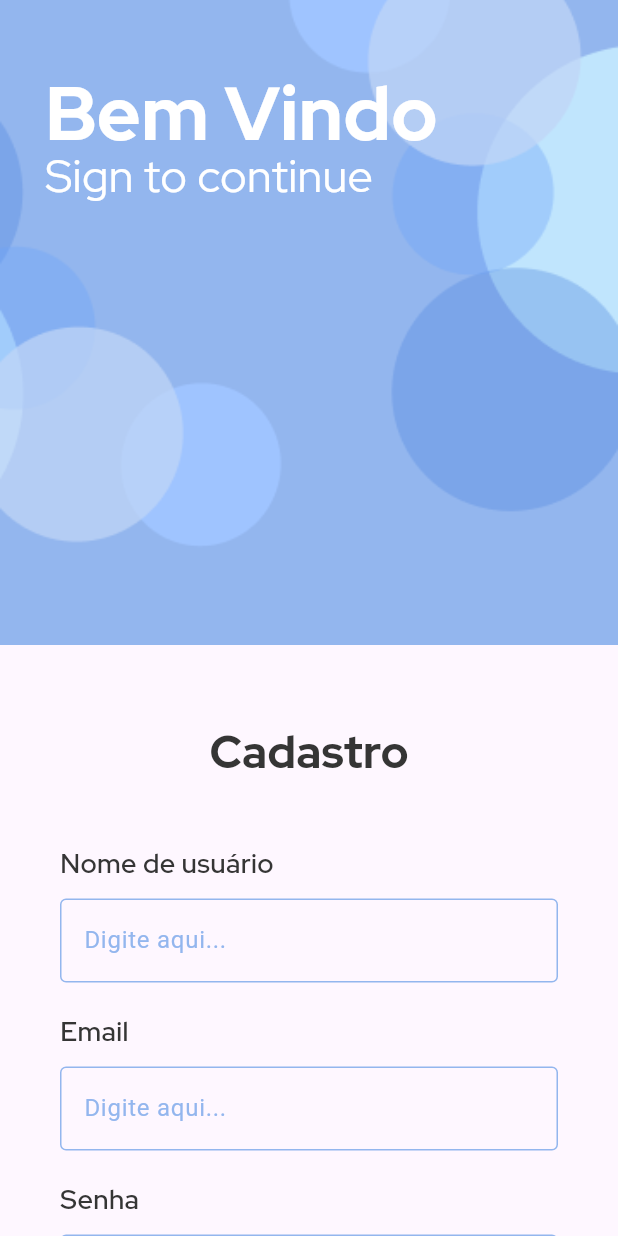
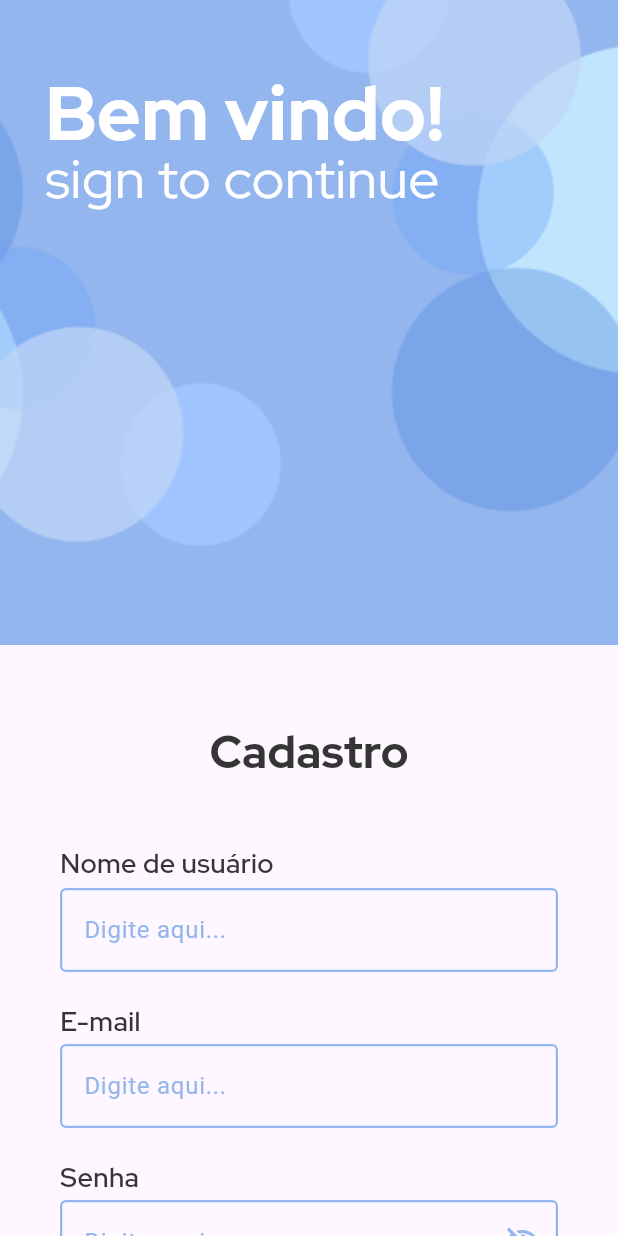
Before and after one commit to CatlopersTCC/AppHealthTreats, a Flutter app: the screen it shows after launch, on a phone screen of 412 x 824 dp. Run offline on Flutter 3.47's test engine with Material 3 defaults, Android fonts, the phone set to English and light mode, and no system bars.

Commit message:
Alterando estilos da tela login e cadastro

```diff
--- a/health_treats/lib/cadastro.dart
+++ b/health_treats/lib/cadastro.dart
@@ -12,6 +12,7 @@ class TelaCadastro extends StatefulWidget {
 }
 
 class _TelaCadastroState extends State<TelaCadastro> {
+    bool _obscureText = true; // Controla a visibilidade da senha
   final _formKey = GlobalKey<FormState>();  // Chave para o formulário
 
   @override
@@ -26,6 +27,7 @@ class _TelaCadastroState extends State<TelaCadastro> {
             children: <Widget>[ // Indica que widgets serão criados
               Stack( //Foi utilizado para possibilitar a sobreposição do texto sobre a imagem
                 children: <Widget>[
+
                   // Chamando a imagem
                   Image.asset(
                     // Caminho da imagem
@@ -51,7 +53,7 @@ class _TelaCadastroState extends State<TelaCadastro> {
                       children: <Widget>[
                         Text(
                           // Criando o texto que irá se sobrepor a imagem
-                          'Bem Vindo',
+                          'Bem vindo!',
                           //Estilizando o texto
                           style: TextStyle(
                             fontSize: 50.0,
@@ -64,9 +66,9 @@ class _TelaCadastroState extends State<TelaCadastro> {
                         ),
 
                         Text(
-                          'Sign to continue',
+                          'sign to continue',
                           style: TextStyle(
-                            fontSize: 30.0,
+                            fontSize: 37.0,
                             fontFamily: 'RedHatDisplay',
                             fontWeight: FontWeight.normal,
                             color: Colors.white,
@@ -118,7 +120,7 @@ class _TelaCadastroState extends State<TelaCadastro> {
                         ),
                       ),
 
-                      const SizedBox(height: 10.0),
+                      const SizedBox(height: 3.0),
 
                       // Comando utilizado para a criação de um campo de um formulário de Login
                       TextFormField(
@@ -136,12 +138,18 @@ class _TelaCadastroState extends State<TelaCadastro> {
                           // Definido o estilo da borda da caixa de entrada de dados quando não focado
                           enabledBorder: const OutlineInputBorder(
                             // Cor da borda quando não está focado
-                            borderSide: BorderSide(color: Color(0xff93B6EE)),
+                            borderSide: BorderSide(
+                              color: Color(0xff93B6EE),
+                              width: 1.5,
+                            ),
                           ),
                           // Definido o estilo da borda da caixa de entrada de dado quando focada
                           focusedBorder: const OutlineInputBorder(
                             // Cor da borda quando está focado
-                            borderSide: BorderSide(color: Color(0xff93B6EE)),
+                            borderSide: BorderSide(
+                              color: Color(0xff93B6EE),
+                              width: 1.5
+                            ),
                           ),
                           // Estilizando a borda da caixa de entrada de dados em geral
                           border: OutlineInputBorder(
@@ -152,7 +160,8 @@ class _TelaCadastroState extends State<TelaCadastro> {
                           errorBorder:  const OutlineInputBorder(
                             borderSide: BorderSide(
                               // Alterando a cor do erro para azul
-                              color: Color(0xff93B6EE),
+                              color: Color.fromARGB(255, 27, 115, 255),
+                              width: 1.5,
                             ),
                           ),
                           // Estilizando a caixa de entrada quando dá erro -> focado
@@ -160,6 +169,7 @@ class _TelaCadastroState extends State<TelaCadastro> {
                             borderSide: BorderSide(
                               // Alterando a cor do erro para azul
                               color: Color(0xff93B6EE),
+                              width: 1.5,
                             ),
                           ),
                         ),
@@ -167,7 +177,7 @@ class _TelaCadastroState extends State<TelaCadastro> {
                         validator: (value) {
                           // Condicional para a validação
                           if (value == null || value.isEmpty) {
-                            return 'Por favor insira um Nome';
+                            return 'Por favor, insira seu nome.';
                           }
                           return null;
                         },
@@ -176,7 +186,7 @@ class _TelaCadastroState extends State<TelaCadastro> {
                       const SizedBox(height: 20.0),
 
                       const Text(
-                        'Email',
+                        'E-mail',
                         style: TextStyle(
                           fontSize: 18.0,
                           fontFamily: 'RedHatDisplay',
@@ -184,7 +194,8 @@ class _TelaCadastroState extends State<TelaCadastro> {
                           color: Color(0XFF353535),
                         ),
                       ),
-                      const SizedBox(height: 10.0),
+                      const SizedBox(height: 2.0),
+
                       TextFormField(
                         keyboardType: TextInputType.emailAddress,
                         inputFormatters: <TextInputFormatter>[
@@ -196,23 +207,31 @@ class _TelaCadastroState extends State<TelaCadastro> {
                             color: Color(0xff93B6EE),
                           ),
                           enabledBorder: const OutlineInputBorder(
-                            borderSide: BorderSide(color: Color(0xff93B6EE)),
+                            borderSide: BorderSide(
+                              color: Color(0xff93B6EE),
+                              width: 1.5,
+                            ),
                           ),
                           focusedBorder: const OutlineInputBorder(
-                            borderSide: BorderSide(color: Color(0xff93B6EE)),
+                            borderSide: BorderSide(
+                              color: Color(0xff93B6EE),
+                              width: 1.5,
+                            ),
                           ),
                           border: OutlineInputBorder(
                             borderRadius: BorderRadius.circular(30.0),
                           ),
                           errorBorder: const OutlineInputBorder(
                             borderSide: BorderSide(
-                              color: Color(0xff93B6EE),  // Alterar a cor do erro para azul
+                              color: Color.fromARGB(255, 27, 115, 255),  // Alterar a cor do erro para azul
+                              width: 1.5,
                             ),
                           ),
                           // Borda de erro quando o campo está focado
                           focusedErrorBorder: const OutlineInputBorder(
                             borderSide: BorderSide(
                               color: Color(0xff93B6EE),  // Outra cor para quando o campo está focado
+                              width: 1.5,
                             ),
                           ),
                         ),
@@ -220,9 +239,9 @@ class _TelaCadastroState extends State<TelaCadastro> {
                           RegExp emailRegex = RegExp(
                             r'^[a-zA-Z0-9._%+-]+@[a-zA-Z0-9.-]+\.[a-zA-Z]{2,}$');
                           if (value == null || value.isEmpty) {
-                            return 'Por favor insira um email válido';
+                            return 'Por favor, insira um email.';
                           } else if (!emailRegex.hasMatch(value)) {
-                            return 'Email inválido';
+                            return 'Email inválido.';
                           }
                           return null;
                         },
@@ -239,49 +258,68 @@ class _TelaCadastroState extends State<TelaCadastro> {
                           color: Color(0XFF353535),
                         ),
                       ),
-                      const SizedBox(height: 10.0),
-                      TextFormField(
-                        keyboardType: TextInputType.text,
-                        inputFormatters: <TextInputFormatter>[
-                          FilteringTextInputFormatter.singleLineFormatter
-                        ],
-                        decoration: InputDecoration(
-                          labelText: 'Digite aqui...',
+
+                      const SizedBox(height: 2.0),
+
+                      TextFormField( // Comando utilizado para a criação de um campo de um formulário de senha
+                        obscureText: _obscureText, // Ocultar ou exibir o texto da senha
+                        decoration: InputDecoration( // Decoração da caixa de entrada de dados
+                          labelText: 'Digite aqui...', // Texto a ser exibido
                           labelStyle: const TextStyle(
+                            color: Color(0xff93B6EE), // Cor do texto que ficará na label
+                          ),
+                          enabledBorder: const OutlineInputBorder( // Definido o estilo da borda da caixa de entrada de dados quando não focado
+                            borderSide: BorderSide(
                               color: Color(0xff93B6EE),
+                              width: 1.5
+                            ), // Cor da borda quando não está focado
                           ),
-                          enabledBorder: const OutlineInputBorder(
-                            borderSide: BorderSide(color: Color(0xff93B6EE)),
+                          focusedBorder: const OutlineInputBorder( // Definido o estilo da borda da caixa de entrada de dado quando focada
+                            borderSide: BorderSide(
+                              color:  Color(0xff93B6EE),
+                              width: 1.5
+                            ), // Cor da borda quando está focado
                           ),
-                          focusedBorder: const OutlineInputBorder(
-                            borderSide: BorderSide(color: Color(0xff93B6EE)),
-                          ),
-                          border: OutlineInputBorder(
-                            borderRadius: BorderRadius.circular(30.0),
+                          border: OutlineInputBorder( // Estilizando a borda da caixa de entrada de dados em geral
+                            borderRadius: BorderRadius.circular(80.0), // Arredondamento das bordas
                           ),
                            errorBorder: const OutlineInputBorder(
+
                             borderSide: BorderSide(
-                              color: Color(0xff93B6EE),  // Alterar a cor do erro para azul
+                              color: Color.fromARGB(255, 27, 115, 255),  // Alterar a cor do erro para azul
+                              width: 1.5,
                             ),
                           ),
                           // Borda de erro quando o campo está focado
                           focusedErrorBorder: const OutlineInputBorder(
                             borderSide: BorderSide(
                               color: Color(0xff93B6EE),  // Outra cor para quando o campo está focado
+                              width: 1.5,
                             ),
                           ),
+                          suffixIcon: IconButton( // Ícone para ocultar ou mostrar a senha
+                            icon: Icon(
+                              _obscureText ? Icons.visibility_off_outlined : Icons.visibility_outlined, // Mudar ícone de acordo com o estado
+                              color: const Color(0xFF93B6EE),
                             ),
-                        validator: (value) {
+                            onPressed: () {
+                              setState(() {
+                                _obscureText = !_obscureText; // Alterar visibilidade ao clicar no ícone
+                              });
+                            },
+                          ),
+                        ),
+                        validator: (value) { // Validação do campo de senha
                           if (value == null || value.isEmpty) {
-                            return 'Por favor insira uma senha';
-                          } else if(value.length < 6){
-                            return 'A senha deve ter pelo menos 6 caracteres';
+                            return 'Por favor, insira uma senha.';
+                          } else if (value.length < 6) {
+                            return 'A senha deve ter pelo menos 6 caracteres.';
                           }
                           return null;
                         },
                       ),
 
-                      const SizedBox(height: 20.0),
+                      const SizedBox(height: 25.0),
 
                       // Definição de um espaço que servirá como botão
                       SizedBox(
@@ -315,16 +353,32 @@ class _TelaCadastroState extends State<TelaCadastro> {
                             style: TextStyle(
                               fontSize: 18.0,
                               fontFamily: 'RedHatDisplay',
-                              fontWeight: FontWeight.bold,
+                              fontWeight: FontWeight.normal,
                               color: Colors.white,
                             ),
                           ),
                         ),
                       ),
 
-                      const SizedBox(height: 30.0),
+                      const SizedBox(height: 50.0),
 
-                      // Comando para a definição de alinhamento -- UTILIZADO PARA A PARTE DO "Já tenho uma conta"
+                      Row(
+                        mainAxisAlignment: MainAxisAlignment.spaceBetween, // Distribui os elementos para as extremidades
+                        children: <Widget>[
+                          GestureDetector( // Captação de gesto para o ícone
+                            onTap: () { // Método chamado ao clicar no ícone
+                              Navigator.push(
+                                context,
+                                MaterialPageRoute(builder: (context) => const MenuApp()),
+                              );
+                            },
+                            child: const Icon( // Chamando um ícone
+                              Icons.arrow_back, // Definindo o ícone
+                              size: 30.0, // Tamanho do ícone
+                              color: Color(0xff93B6EE), // Cor do ícone
+                            ),
+                          ),
+                        // Comando para a definição de alinhamento
                         Align(
                           // Alinhando a posição do elemento
                           alignment: Alignment.centerRight,
@@ -353,6 +407,8 @@ class _TelaCadastroState extends State<TelaCadastro> {
                               ),
                             ),
                           ),
+                        ]
+                      ),
                     ],
                   ),
                 ),
--- a/health_treats/lib/menu.dart
+++ b/health_treats/lib/menu.dart
@@ -107,7 +107,7 @@ class _MenuInicio extends State<MenuInicio> {
                 crossAxisAlignment: CrossAxisAlignment.start,
                 children: <Widget>[
                   Text(
-                    'Olá, [nome_usuário]',
+                    'Olá, Nome',
                     style: TextStyle(
                       fontSize: 30.0,
                       fontFamily: 'RedHatDisplay',
@@ -275,7 +275,7 @@ class _MenuInicio extends State<MenuInicio> {
                     style: TextStyle(
                       fontFamily: 'RedHatDisplay',
                       fontWeight: FontWeight.w500,
-                      fontSize: 25.0,
+                      fontSize: 20.0,
                       color: Color(0XFF353535),
                     ),
                   ),
```
Also changed, not shown: health_treats/lib/login.dart (+58 -55 lines). Lines whose indentation alone changed are shown as unchanged.
